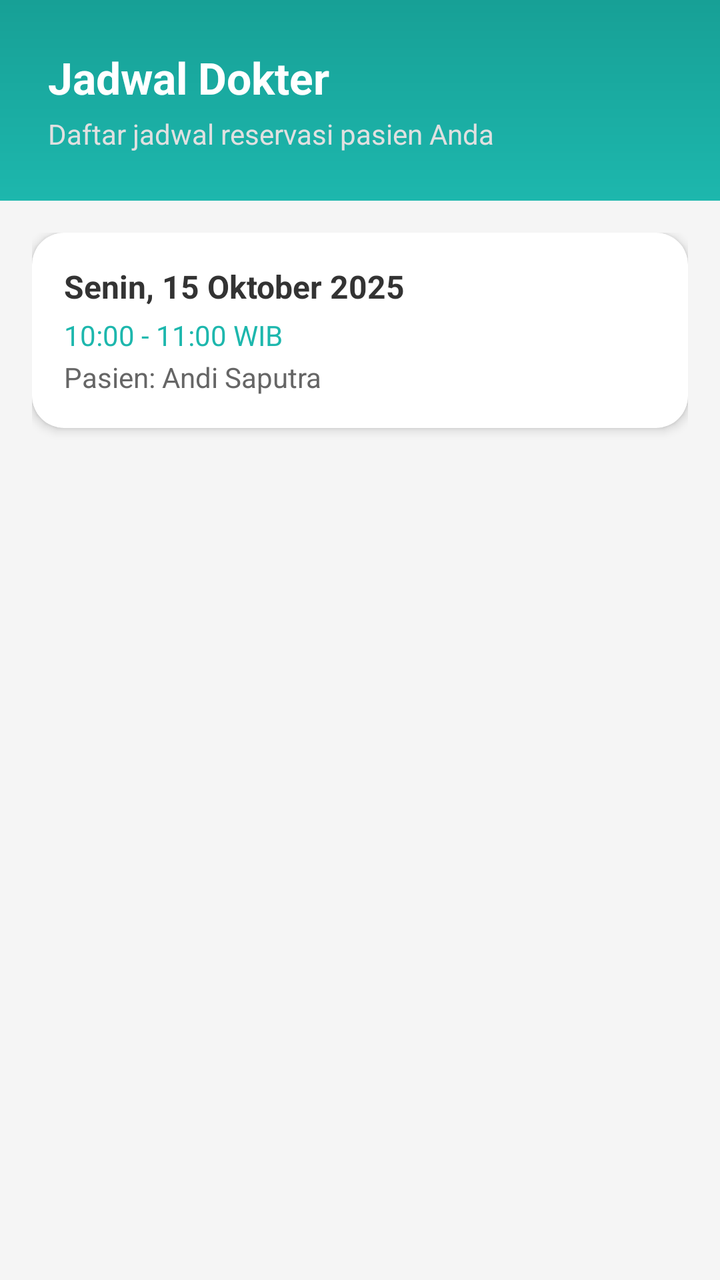
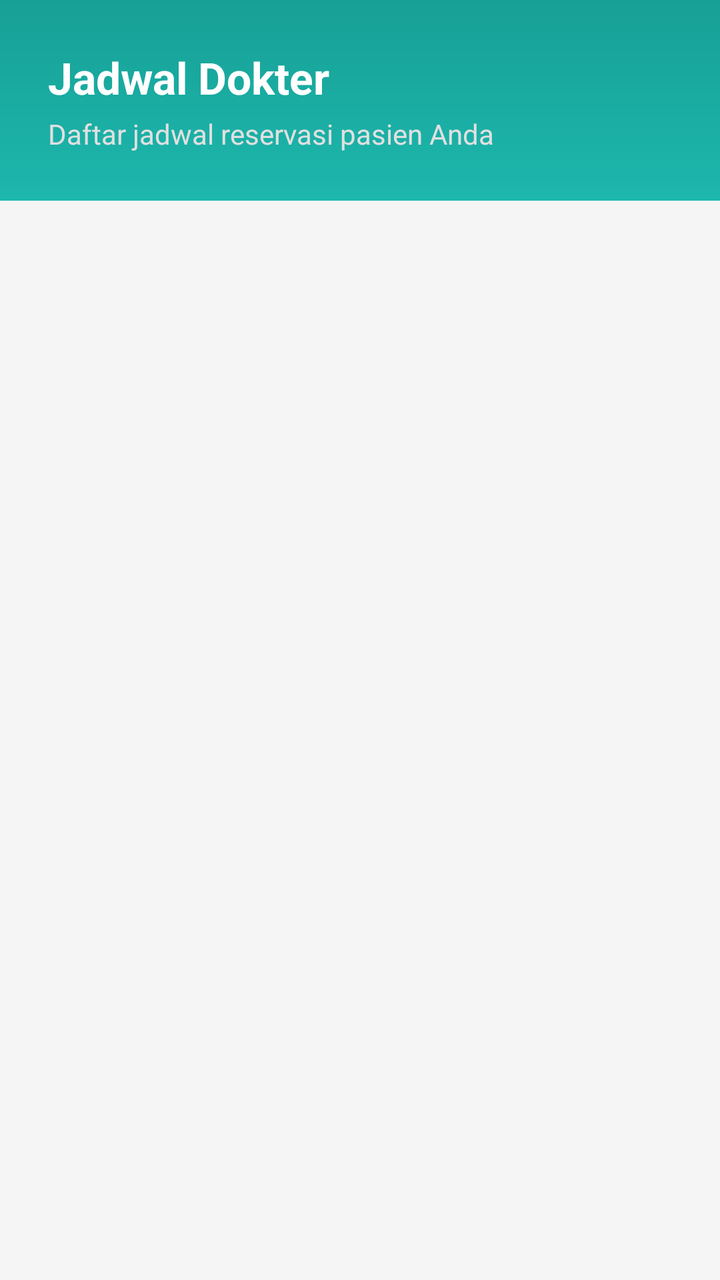

Before-and-after screenshots of an Android layout around one commit, followed by the original layout XML and the change that was made.
<!-- AndroidManifest.xml: application theme Theme.MedEase -->
<!-- res/layout/fragment_doctor_schedule.xml -->
<?xml version="1.0" encoding="utf-8"?>
<LinearLayout xmlns:android="http://schemas.android.com/apk/res/android"
    xmlns:app="http://schemas.android.com/apk/res-auto"
    android:layout_width="match_parent"
    android:layout_height="match_parent"
    android:orientation="vertical"
    android:background="#F5F5F5">

    
    <LinearLayout
        android:layout_width="match_parent"
        android:layout_height="wrap_content"
        android:background="@drawable/gradient_header_doctor"
        android:padding="24dp"
        android:orientation="vertical">

        <TextView
            android:id="@+id/tv_schedule_title"
            android:layout_width="wrap_content"
            android:layout_height="wrap_content"
            android:text="Jadwal Dokter"
            android:textColor="#FFFFFF"
            android:textSize="22sp"
            android:textStyle="bold" />

        <TextView
            android:id="@+id/tv_schedule_subtitle"
            android:layout_width="wrap_content"
            android:layout_height="wrap_content"
            android:text="Daftar jadwal reservasi pasien Anda"
            android:textColor="#E0E0E0"
            android:textSize="14sp"
            android:layout_marginTop="4dp" />
    </LinearLayout>

    
    <ScrollView
        android:layout_width="match_parent"
        android:layout_height="match_parent"
        android:padding="16dp"
        android:fillViewport="true">

        <LinearLayout
            android:id="@+id/layout_schedule_list"
            android:layout_width="match_parent"
            android:layout_height="wrap_content"
            android:orientation="vertical">

            
            <androidx.cardview.widget.CardView
                android:layout_width="match_parent"
                android:layout_height="wrap_content"
                android:layout_marginBottom="12dp"
                app:cardCornerRadius="16dp"
                app:cardElevation="3dp"
                android:foreground="?attr/selectableItemBackground"
                android:clickable="true">

                <LinearLayout
                    android:layout_width="match_parent"
                    android:layout_height="wrap_content"
                    android:orientation="vertical"
                    android:padding="16dp">

                    <TextView
                        android:id="@+id/tv_schedule_date"
                        android:layout_width="wrap_content"
                        android:layout_height="wrap_content"
                        android:text="Senin, 15 Oktober 2025"
                        android:textSize="16sp"
                        android:textStyle="bold"
                        android:textColor="#333333" />

                    <TextView
                        android:id="@+id/tv_schedule_time"
                        android:layout_width="wrap_content"
                        android:layout_height="wrap_content"
                        android:text="10:00 - 11:00 WIB"
                        android:textSize="14sp"
                        android:textColor="#1db7ad"
                        android:layout_marginTop="4dp" />

                    <TextView
                        android:id="@+id/tv_schedule_patient"
                        android:layout_width="wrap_content"
                        android:layout_height="wrap_content"
                        android:text="Pasien: Andi Saputra"
                        android:textSize="14sp"
                        android:textColor="#666666"
                        android:layout_marginTop="2dp" />
                </LinearLayout>
            </androidx.cardview.widget.CardView>

            
        </LinearLayout>
    </ScrollView>
</LinearLayout>
<!-- resources referenced by this layout -->
<resources>
  <!-- drawable gradient_header_doctor (drawable) -->
  <shape xmlns:android="http://schemas.android.com/apk/res/android">
      <gradient
          android:startColor="#1db7ad"
          android:endColor="#17a096"
          android:angle="90" />
  </shape>
  <style name="Theme.MedEase" parent="Base.Theme.MedEase" />
  <style name="Base.Theme.MedEase" parent="Theme.Material3.DayNight.NoActionBar">
          
          
      </style>
</resources>

<!-- the commit's change to res/layout/fragment_doctor_schedule.xml (unified diff, before → after) -->
@@ -34,64 +34,12 @@
     </LinearLayout>
 
     
-    <ScrollView
+    <androidx.recyclerview.widget.RecyclerView
+        android:id="@+id/rvDoctorSchedule"
         android:layout_width="match_parent"
-        android:layout_height="match_parent"
+        android:layout_height="0dp"
+        android:layout_weight="1"
         android:padding="16dp"
-        android:fillViewport="true">
+        android:clipToPadding="false" />
 
-        <LinearLayout
-            android:id="@+id/layout_schedule_list"
-            android:layout_width="match_parent"
-            android:layout_height="wrap_content"
-            android:orientation="vertical">
-
-            
-            <androidx.cardview.widget.CardView
-                android:layout_width="match_parent"
-                android:layout_height="wrap_content"
-                android:layout_marginBottom="12dp"
-                app:cardCornerRadius="16dp"
-                app:cardElevation="3dp"
-                android:foreground="?attr/selectableItemBackground"
-                android:clickable="true">
-
-                <LinearLayout
-                    android:layout_width="match_parent"
-                    android:layout_height="wrap_content"
-                    android:orientation="vertical"
-                    android:padding="16dp">
-
-                    <TextView
-                        android:id="@+id/tv_schedule_date"
-                        android:layout_width="wrap_content"
-                        android:layout_height="wrap_content"
-                        android:text="Senin, 15 Oktober 2025"
-                        android:textSize="16sp"
-                        android:textStyle="bold"
-                        android:textColor="#333333" />
-
-                    <TextView
-                        android:id="@+id/tv_schedule_time"
-                        android:layout_width="wrap_content"
-                        android:layout_height="wrap_content"
-                        android:text="10:00 - 11:00 WIB"
-                        android:textSize="14sp"
-                        android:textColor="#1db7ad"
-                        android:layout_marginTop="4dp" />
-
-                    <TextView
-                        android:id="@+id/tv_schedule_patient"
-                        android:layout_width="wrap_content"
-                        android:layout_height="wrap_content"
-                        android:text="Pasien: Andi Saputra"
-                        android:textSize="14sp"
-                        android:textColor="#666666"
-                        android:layout_marginTop="2dp" />
-                </LinearLayout>
-            </androidx.cardview.widget.CardView>
-
-            
-        </LinearLayout>
-    </ScrollView>
 </LinearLayout>
